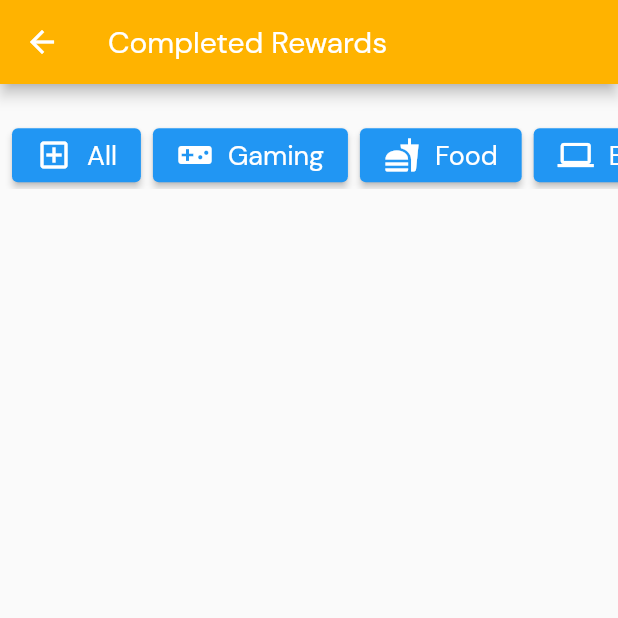
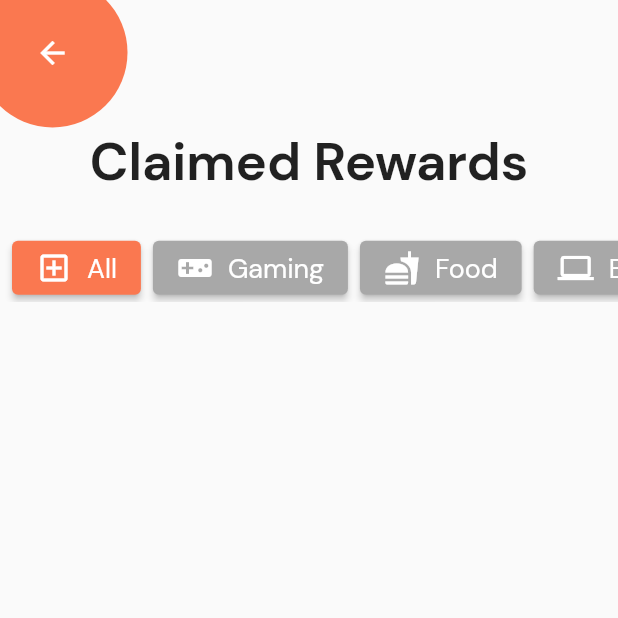
Before and after one commit to anassbelkas/Adzone_front, a Flutter app: the Rewards screen opened directly, on a phone screen of 412 x 824 dp, the top half of it. Run offline on Flutter 3.47's test engine with Material 2 defaults, Android fonts, the phone set to English and light mode, and no system bars; our stand-ins replace animated_background, animated_splash_screen, dio, flutter_secure_storage, flutter_spinkit, google_maps_flutter and 2 more; missing offline and left inert: eventify, material_dialogs, spring; accounts and stored records are empty; network calls fail.

Commit message:
changed rewards and profile

```diff
--- a/lib/screens/home.dart
+++ b/lib/screens/home.dart
@@ -30,7 +30,6 @@ import 'package:adzone/screens/map.dart';
 //     );
 //   }
 // }
-
 
 class Home extends StatefulWidget {
   @override
--- a/lib/screens/rewards.dart
+++ b/lib/screens/rewards.dart
@@ -1,8 +1,22 @@
 import 'package:adzone/screens/home.dart';
 import 'package:flutter/material.dart';
 import 'package:adzone/theme.dart';
+import 'package:google_nav_bar/google_nav_bar.dart';
+import 'package:iconsax/iconsax.dart';
 
-class Rewards extends StatelessWidget {
+class Rewards extends StatefulWidget {
+  @override
+  State<Rewards> createState() => _RewardsState();
+}
+
+class _RewardsState extends State<Rewards> {
+  int selectedButton = 0;
+
+  int changeButton(int index) {
+    selectedButton = index;
+    return selectedButton;
+  }
+
   List<Map> categories = [
     {'name': 'All', 'iconPath': IconData(0xee3c, fontFamily: 'MaterialIcons')},
     {
@@ -19,12 +33,44 @@ class Rewards extends StatelessWidget {
   @override
   Widget build(BuildContext context) {
     return Scaffold(
-        appBar: AppBar(
-          title: Text('Completed Rewards'),
-          backgroundColor: Colors.amber[600],
-        ),
+      ///appBar: AppBar(
+      ///title: Text('Completed Rewards'),
+      ///backgroundColor: Color(0xFFFA7850),
+      ///),
       body: SingleChildScrollView(
           child: Column(children: [
+        Container(
+          height: 85,
+          child: Stack(
+            children: [
+              Positioned(
+                  top: -15,
+                  left: -15,
+                  child: Container(
+                    decoration: BoxDecoration(
+                        shape: BoxShape.circle, color: Color(0xFFFA7850)),
+                    width: 100,
+                    height: 100,
+                    child: TextButton(
+                        style: TextButton.styleFrom(
+                            minimumSize: Size.zero,
+                            padding: EdgeInsets.zero,
+                            tapTargetSize: MaterialTapTargetSize.shrinkWrap,
+                            primary: Colors.white),
+                        onPressed: () => Navigator.of(context).pop(),
+                        child: Icon(IconData(0xe092,
+                            fontFamily: 'MaterialIcons',
+                            matchTextDirection: true))),
+                  )),
+            ],
+          ),
+        ),
+        Center(
+          child: Text(
+            "Claimed Rewards",
+            style: TextStyle(fontSize: 35, fontWeight: FontWeight.w600),
+          ),
+        ),
         SizedBox(
           height: 25,
         ),
@@ -41,7 +87,16 @@ class Rewards extends StatelessWidget {
                       width: 8,
                     ),
                     ElevatedButton(
-                          onPressed: () {},
+                      onPressed: () {
+                        setState(() {
+                          changeButton(index);
+                        });
+                      },
+                      style: ElevatedButton.styleFrom(
+                        primary: selectedButton == index
+                            ? Color(0xFFFA7850)
+                            : Color(0xFFA8A8A8),
+                      ),
                       child: Row(children: [
                         Icon(
                           categories[index]['iconPath'],
@@ -52,8 +107,7 @@ class Rewards extends StatelessWidget {
                         ),
                         Text(
                           categories[index]['name'],
-                              style:
-                                  TextStyle(color: Colors.white, fontSize: 18),
+                          style: TextStyle(color: Colors.white, fontSize: 18),
                         )
                       ]),
                     )
@@ -61,7 +115,7 @@ class Rewards extends StatelessWidget {
                 ));
               }),
         ),
-          ]),
-        ));
+      ])),
+    );
   }
 }
```
Also changed, not shown: lib/screens/home/components/icon_btn_with_counter.dart (+5 -4 lines), lib/screens/profil.dart (+54 -19 lines), pubspec.lock. Lines whose indentation alone changed are shown as unchanged.
